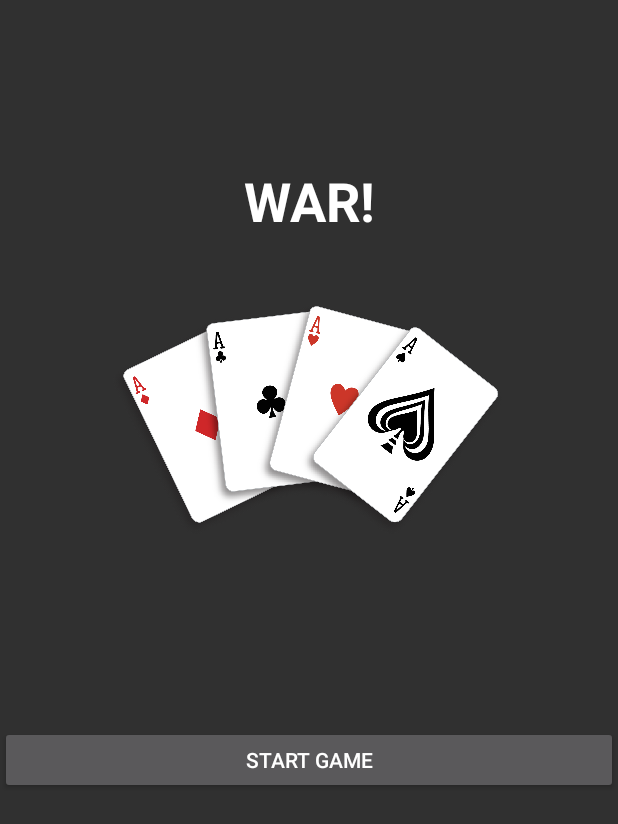
After one commit to jperez25/mobileApp, an Android app: the start screen opened directly, with no data from a screen before it, on a phone screen of 412 x 824 dp. The commit adds this screen. Shown: the top 824 px of the screen. Run offline under Robolectric (Android 15) with nearby library versions, the phone set to English and light mode, and no system bars.

Commit message:
start menu

```diff
--- a/app/src/main/AndroidManifest.xml
+++ b/app/src/main/AndroidManifest.xml
@@ -10,6 +10,14 @@
         android:isGame="true"
         android:supportsRtl="true"
         android:theme="@style/Theme.AppCompat.NoActionBar">
+        <activity
+            android:name=".start"
+            android:label="@string/app_name">
+            <intent-filter>
+                <category android:name="android.intent.category.LAUNCHER" />
+            </intent-filter>
+        </activity>
+
         <activity android:name=".MainActivity">
             <intent-filter>
                 <action android:name="android.intent.action.MAIN" />
--- /dev/null
+++ b/app/src/main/java/com/press/jsnake/war/start.java
@@ -0,0 +1,29 @@
+package com.press.jsnake.war;
+
+import android.content.Intent;
+import android.support.v7.app.AppCompatActivity;
+import android.os.Bundle;
+import android.view.View;
+import android.widget.Button;
+
+public class start extends AppCompatActivity {
+
+
+
+    @Override
+    protected void onCreate(Bundle savedInstanceState) {
+
+        super.onCreate(savedInstanceState);
+        setContentView(R.layout.start);
+
+        Button btn = (Button) findViewById(R.id.START);
+
+        btn.setOnClickListener(new View.OnClickListener() {
+            public void onClick(View v) {
+                Intent myIntent = new Intent(start.this, MainActivity.class);
+                start.this.startActivity(myIntent);
+            }
+        });
+
+
+}}
--- a/app/src/main/res/layout/activity_main.xml
+++ b/app/src/main/res/layout/activity_main.xml
@@ -4,7 +4,7 @@
     xmlns:tools="http://schemas.android.com/tools"
     android:layout_width="match_parent"
     android:layout_height="match_parent"
-    tools:context="com.press.jsnake.war.MainActivity"
+    tools:context="com.press.jsnake.war.start"
     android:background="@color/colorTable"
     android:id="@+id/layout">
 
--- /dev/null
+++ b/app/src/main/res/layout/start.xml
@@ -0,0 +1,53 @@
+<?xml version="1.0" encoding="utf-8"?>
+<android.support.constraint.ConstraintLayout xmlns:android="http://schemas.android.com/apk/res/android"
+    xmlns:app="http://schemas.android.com/apk/res-auto"
+    xmlns:tools="http://schemas.android.com/tools"
+    android:id="@+id/linearLayout2"
+    android:layout_width="match_parent"
+    android:layout_height="match_parent">
+
+    <Button
+        android:id="@+id/START"
+        android:layout_width="0dp"
+        android:layout_height="45dp"
+        android:layout_marginTop="8dp"
+        android:text="Start Game"
+        app:layout_constraintEnd_toEndOf="parent"
+        app:layout_constraintHorizontal_bias="0.0"
+        app:layout_constraintStart_toStartOf="parent"
+        app:layout_constraintTop_toBottomOf="@+id/imageView2" />
+
+    <ImageView
+        android:id="@+id/imageView2"
+        android:layout_width="264dp"
+        android:layout_height="394dp"
+        android:layout_marginBottom="8dp"
+        android:layout_marginEnd="8dp"
+        android:layout_marginStart="8dp"
+        android:layout_marginTop="8dp"
+        app:layout_constraintBottom_toBottomOf="parent"
+        app:layout_constraintEnd_toEndOf="parent"
+        app:layout_constraintStart_toStartOf="parent"
+        app:layout_constraintTop_toTopOf="parent"
+        app:layout_constraintVertical_bias="0.178"
+        app:srcCompat="@drawable/aces" />
+
+    <TextView
+        android:id="@+id/textView"
+        android:layout_width="168dp"
+        android:layout_height="53dp"
+        android:layout_marginBottom="8dp"
+        android:layout_marginEnd="8dp"
+        android:layout_marginStart="8dp"
+        android:layout_marginTop="8dp"
+        android:text="WAR!"
+        android:textAlignment="center"
+        android:textAppearance="@android:style/TextAppearance.DeviceDefault.Large"
+        android:textSize="36sp"
+        android:textStyle="bold"
+        app:layout_constraintBottom_toBottomOf="parent"
+        app:layout_constraintEnd_toEndOf="parent"
+        app:layout_constraintStart_toStartOf="parent"
+        app:layout_constraintTop_toTopOf="parent"
+        app:layout_constraintVertical_bias="0.134" />
+</android.support.constraint.ConstraintLayout>
```
